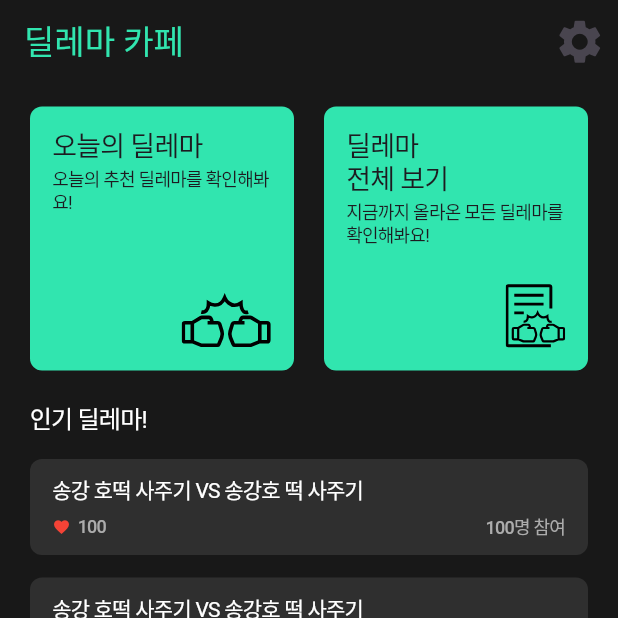
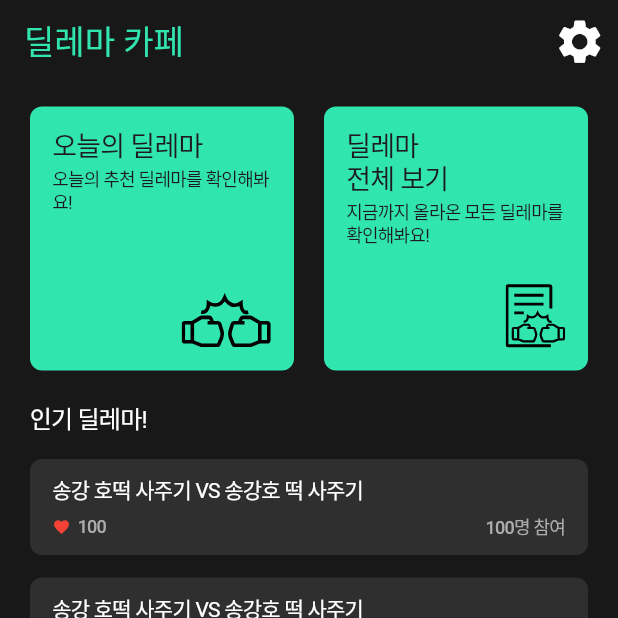
Before and after one commit to NOGUEN/dilemma_cafe, a Flutter app: the screen it shows after launch, on a phone screen of 412 x 824 dp, the top half of it. Run offline on Flutter 3.47's test engine with Material 3 defaults, Android fonts, the light colour scheme and no system bars; our stand-ins replace flutter_svg; Roboto replaces fonts that are missing (Jalnan, Pretendard).

Commit message:
chore: 그 외 자잘한 수정사항들 추가

```diff
--- a/lib/core/constants/app_constants.dart
+++ b/lib/core/constants/app_constants.dart
@@ -2,10 +2,12 @@ class RoutePaths {
   static const String Home = '/';
   static const String Login = 'login';
   static const String Dillema = 'dillema';
+  static const String AllDillema = 'all_dillema';
 }
 
 class AppValues {
   static const double horizontalPadding = 20.0;
   static const double space = 15.0;
   static const double boxBorderRadius = 8.0;
+  static const double circularBoxBorderRadius = 3000;
 }
--- a/lib/main.dart
+++ b/lib/main.dart
@@ -6,10 +6,12 @@ import 'package:provider/provider.dart';
 import 'package:dillema_cafe/ui/router.dart' as router;
 
 void main() {
-  runApp(MyApp());
+  runApp(const MyApp());
 }
 
 class MyApp extends StatelessWidget {
+  const MyApp({super.key});
+
   @override
   Widget build(BuildContext context) {
     return MultiProvider(
@@ -17,12 +19,19 @@ class MyApp extends StatelessWidget {
       child: MaterialApp(
         title: 'Dillema Cafe',
         theme: ThemeData(
-            primarySwatch: Colors.blue,
-            primaryColor: AppColors.primary,
-            scaffoldBackgroundColor: AppColors.background,
-            appBarTheme: const AppBarTheme(
-              backgroundColor: AppColors.background,
-            )),
+          primarySwatch: Colors.blue,
+          primaryColor: AppColors.primary,
+          scaffoldBackgroundColor: AppColors.background,
+          appBarTheme: const AppBarTheme(
+            backgroundColor: AppColors.background,
+            iconTheme: IconThemeData(
+              color: AppColors.primary,
+            ),
+            actionsIconTheme: IconThemeData(
+              color: AppColors.white,
+            ),
+          ),
+        ),
         initialRoute: RoutePaths.Home,
         onGenerateRoute: router.Router.generateRoute,
       ),
--- a/lib/ui/router.dart
+++ b/lib/ui/router.dart
@@ -1,4 +1,5 @@
 import 'package:dillema_cafe/core/constants/app_constants.dart';
+import 'package:dillema_cafe/ui/views/all_dillema_view.dart';
 import 'package:dillema_cafe/ui/views/dillema_view.dart';
 import 'package:flutter/material.dart';
 import 'package:dillema_cafe/ui/views/home_view.dart';
@@ -10,6 +11,9 @@ class Router {
         return MaterialPageRoute(builder: (_) => HomeView());
       case RoutePaths.Dillema:
         return MaterialPageRoute(builder: (_) => DillemaView());
+      case RoutePaths.AllDillema:
+        return MaterialPageRoute(builder: (_) => AllDillemaView());
+
       default:
         return MaterialPageRoute(
           builder: (_) => Scaffold(
```
